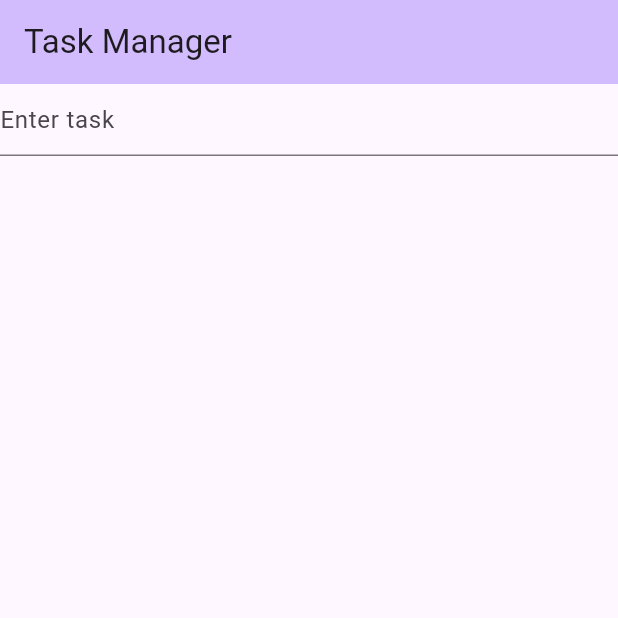
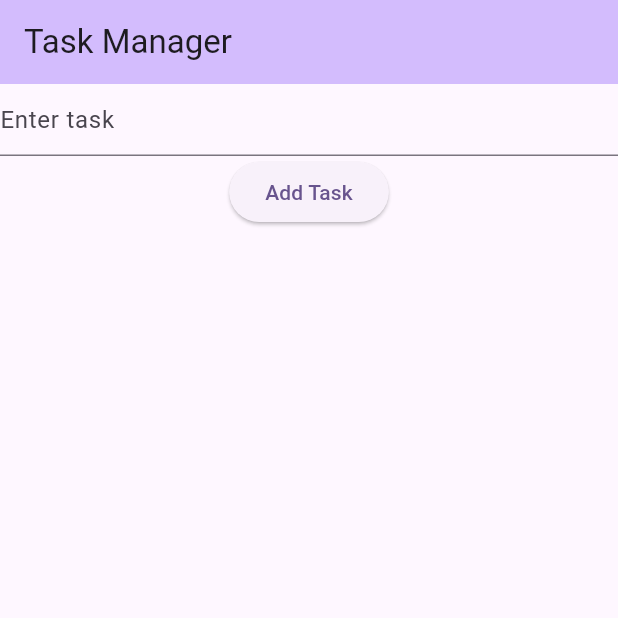
Before and after one commit to llaiza12/task-manager, a Flutter app: the screen it shows after launch, on a phone screen of 412 x 824 dp, the top half of it. Run offline on Flutter 3.47's test engine with Material 3 defaults, Android fonts, the phone set to English and light mode, and no system bars.

Commit message:
Add 'Add' Button

```diff
--- a/lib/main.dart
+++ b/lib/main.dart
@@ -45,6 +45,7 @@ class _MyHomePageState extends State<MyHomePage> {
               controller: _controller,
               decoration: InputDecoration(hintText: 'Enter task'),
             ),
+            ElevatedButton(onPressed: () {}, child: Text("Add Task")),
           ],
         ),
       ),
```
